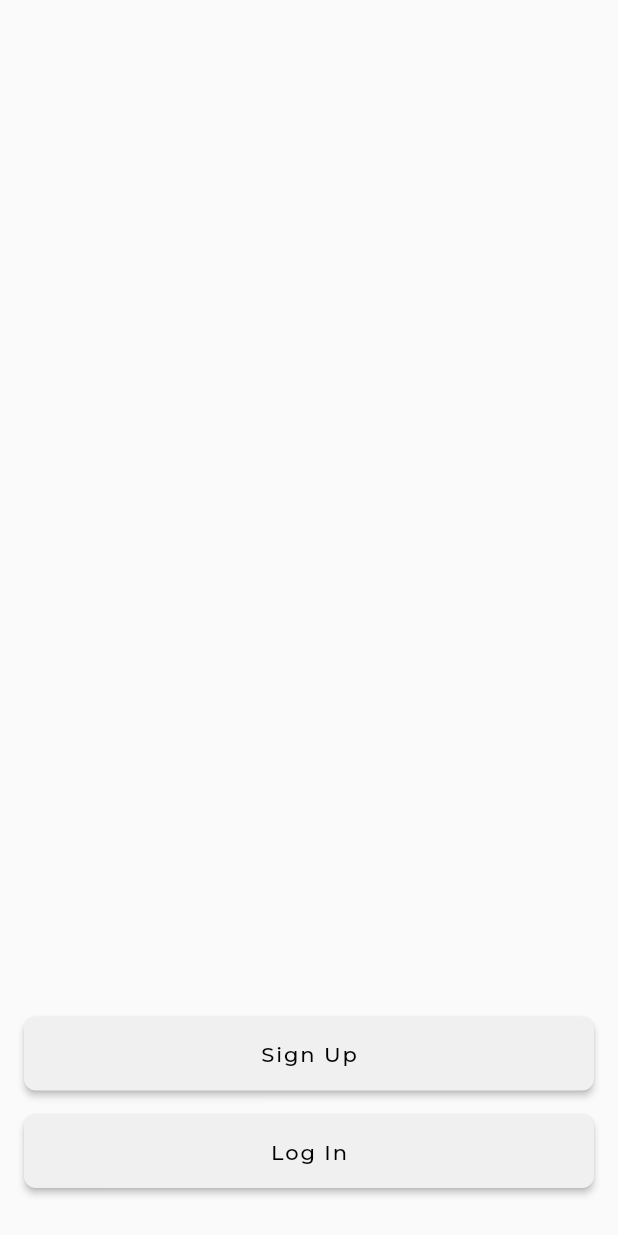
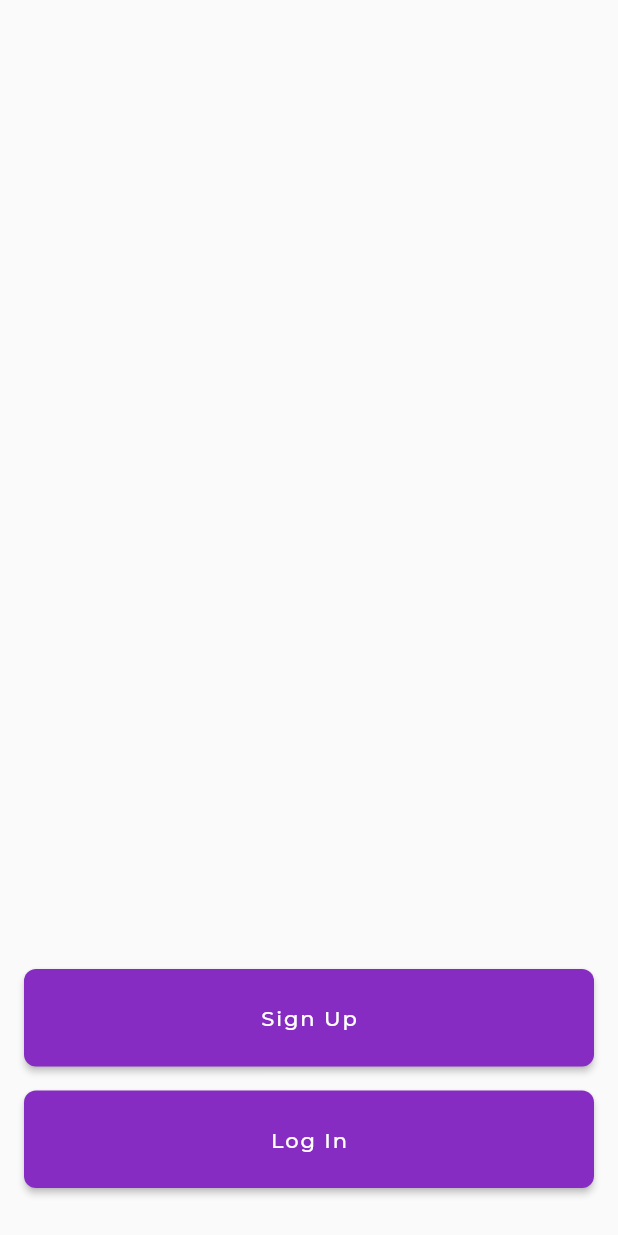
Before and after one commit to AbhiCh616/tutor_finder_frontend, a Flutter app: the screen it shows after launch, on a phone screen of 412 x 824 dp. Run offline on Flutter 3.47's test engine with Material 2 defaults, Android fonts, the phone set to English and light mode, and no system bars; our stand-ins replace auto_route, flutter_secure_storage, google_fonts; generated files the repository leaves out were written again.

Commit message:
UI: Sign up and Log in pages

```diff
--- a/lib/main.dart
+++ b/lib/main.dart
@@ -44,12 +44,12 @@ class MyApp extends StatelessWidget {
     );
 
     final ColorScheme colorScheme = ColorScheme.light(
-      primary: Color(0xFFF0F0F0),
-      secondary: Color(0xFF872CC2),
-      primaryVariant: Color(0xFFBEBEBE),
-      secondaryVariant: Color(0xFF540091),
-      onPrimary: Color(0xFF000000),
-      onSecondary: Color(0xFFFFFFFF),
+      secondary: Color(0xFFF0F0F0),
+      primary: Color(0xFF872CC2),
+      secondaryVariant: Color(0xFFBEBEBE),
+      primaryVariant: Color(0xFF540091),
+      onSecondary: Color(0xFF000000),
+      onPrimary: Color(0xFFFFFFFF),
       surface: Color(0xFFFFFFFF),
       onSurface: Color(0xFF000000),
       background: Color(0xFFF0F0F0),
@@ -80,6 +80,8 @@ class MyApp extends StatelessWidget {
         backgroundColor: colorScheme.background,
         elevatedButtonTheme: ElevatedButtonThemeData(
           style: ButtonStyle(
+            padding: MaterialStateProperty.all<EdgeInsets>(
+                EdgeInsets.symmetric(vertical: 24)),
             shape: MaterialStateProperty.all(
               RoundedRectangleBorder(
                 borderRadius: BorderRadius.circular(8),
@@ -87,6 +89,12 @@ class MyApp extends StatelessWidget {
             ),
           ),
         ),
+        inputDecorationTheme: InputDecorationTheme(
+          filled: true,
+          fillColor: colorScheme.surface,
+          contentPadding: EdgeInsets.symmetric(vertical: 20, horizontal: 24),
+          border: OutlineInputBorder(),
+        ),
       ),
       routerDelegate: _appRouter.delegate(),
       routeInformationParser: _appRouter.defaultRouteParser(),
--- a/lib/pages/welcome/auth_buttons.dart
+++ b/lib/pages/welcome/auth_buttons.dart
@@ -11,20 +11,14 @@ class AuthButtons extends StatelessWidget {
       children: [
         ElevatedButton(
           onPressed: () => AutoRouter.of(context).push(SignupPageRoute()),
-          child: Padding(
-            padding: const EdgeInsets.all(16.0),
-            child: Text(AppLocalizations.of(context)!.signUp),
-          ),
+          child: Text(AppLocalizations.of(context)!.signUp),
         ),
         SizedBox(
           height: 16,
         ),
         ElevatedButton(
           onPressed: () => AutoRouter.of(context).push(LoginPageRoute()),
-          child: Padding(
-            padding: const EdgeInsets.all(16.0),
-            child: Text(AppLocalizations.of(context)!.logIn),
-          ),
+          child: Text(AppLocalizations.of(context)!.logIn),
         ),
       ],
     );
```
Also changed, not shown: lib/l10n/app_en.arb (+10 -0 lines), lib/pages/login/auth_form.dart (added, +35 -0 lines), lib/pages/login/login.dart (+17 -1 lines), lib/pages/signup/auth_form.dart (added, +35 -0 lines), lib/pages/signup/signup.dart (+17 -1 lines).
